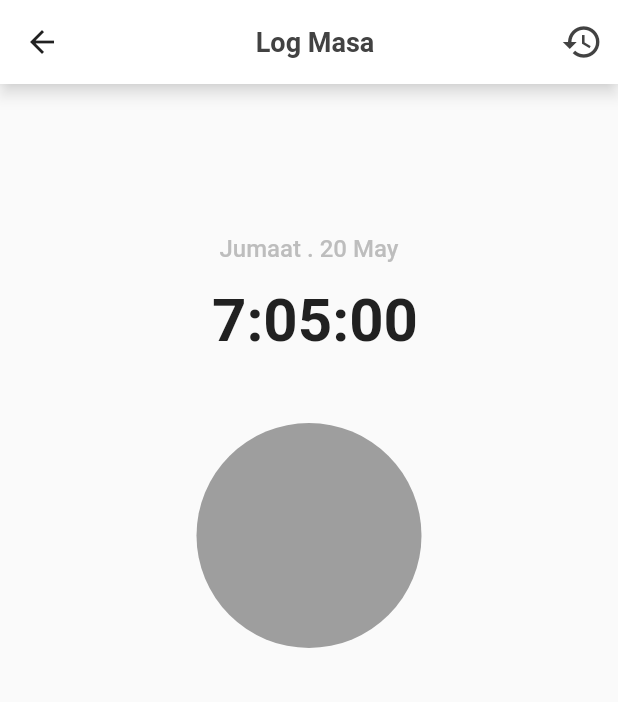
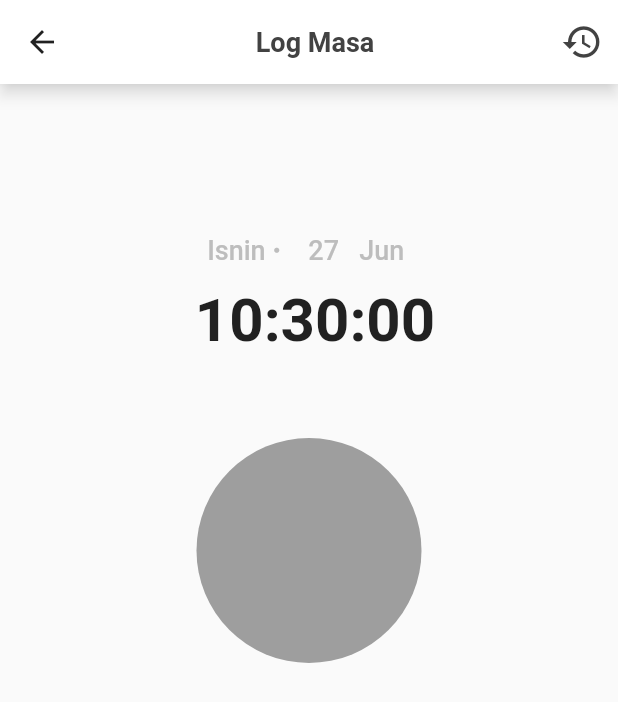
Before and after one commit to SahanahPandu/iWork, a Flutter app: the TimeLog screen opened directly with empty values, on a phone screen of 412 x 824 dp. Shown: the top 702 px of the screen. Run offline on Flutter 3.47's test engine with Material 2 defaults, Android fonts, the phone set to English and light mode, and no system bars; our stand-ins replace fluttertoast; missing offline and left inert: simple_ripple_animation.

Commit message:
create variable to display current date and time in Time Log page

```diff
--- a/lib/screens/time_log/time_log.dart
+++ b/lib/screens/time_log/time_log.dart
@@ -1,5 +1,6 @@
 import 'package:eswm/widgets/buttons/time_log_ripple_button.dart';
 import 'package:flutter/material.dart';
+import 'package:intl/intl.dart';
 
 //import files
 import 'package:eswm/config/palette.dart';
@@ -16,6 +17,14 @@ class TimeLog extends StatefulWidget {
 }
 
 class _TimeLogState extends State<TimeLog> {
+  //get current date and time
+
+  String day = DateFormat("EEEE", 'ms').format(DateTime.now());
+  String date = DateFormat("d", 'ms').format(DateTime.now());
+  String month = DateFormat("MMMM", 'ms').format(DateTime.now());
+  late String today = "   $date   $month ";
+  String currentTime = DateFormat("HH:mm:ss").format(DateTime.now());
+
   @override
   Widget build(BuildContext context) {
     return Scaffold(
@@ -58,21 +67,45 @@ class _TimeLogState extends State<TimeLog> {
         child: Center(
           child: Column(
             children: [
-              Text(
-                "Jumaat . 20 May",
-                style: TextStyle(
-                  fontSize: 16,
-                  color: Colors.grey.shade400,
-                  fontWeight: FontWeight.w500,
-                ),
+              Row(
+                mainAxisAlignment: MainAxisAlignment.center,
+                children: [
+                  Text(
+                    day,
+                    style: TextStyle(
+                      fontSize: 18,
+                      color: Colors.grey.shade400,
+                      fontWeight: FontWeight.w500,
+                    ),
+                  ),
+                  const SizedBox(
+                    width: 5,
+                  ),
+                  Icon(
+                    Icons.fiber_manual_record,
+                    size: 5,
+                    color: Colors.grey.shade400,
+                  ),
+                  const SizedBox(
+                    width: 5,
+                  ),
+                  Text(
+                    today,
+                    style: TextStyle(
+                      fontSize: 18,
+                      color: Colors.grey.shade400,
+                      fontWeight: FontWeight.w500,
+                    ),
+                  ),
+                ],
               ),
               const SizedBox(
-                height: 15,
+                height: 13,
               ),
               Padding(
                 padding: const EdgeInsets.only(left: 8.0),
                 child: Text(
-                  "7:05:00",
+                  currentTime,
                   style: TextStyle(
                     fontSize: 40,
                     color: Colors.grey.shade900,
@@ -81,7 +114,7 @@ class _TimeLogState extends State<TimeLog> {
                 ),
               ),
               Padding(
-                padding: const EdgeInsets.all(45),
+                padding: const EdgeInsets.all(55),
                 child: TimeLogRippleButton(
                     btnText: widget.btnText, btnColor: widget.btnColor),
               ),
```
